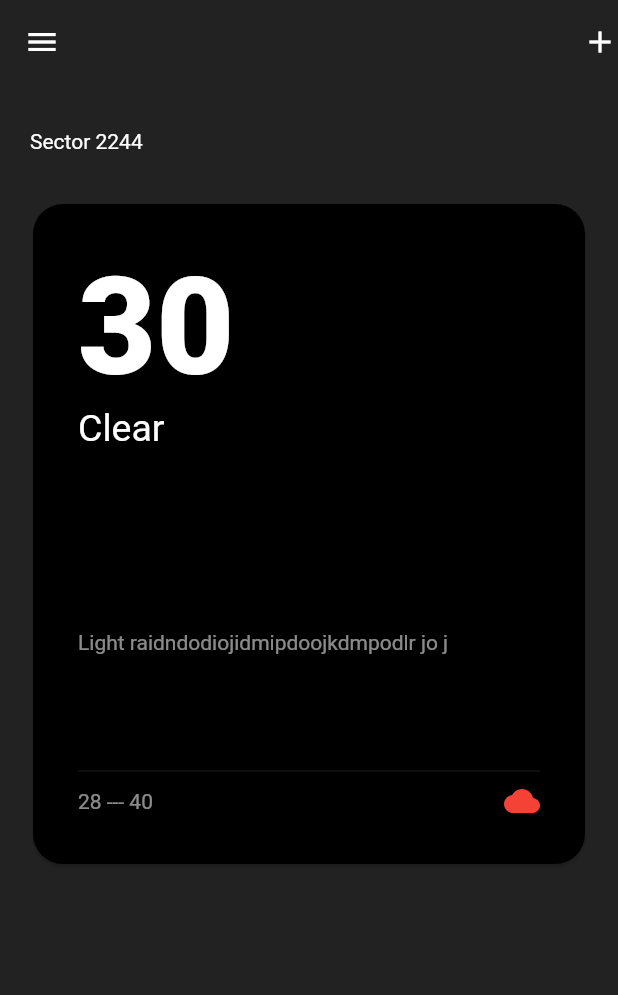
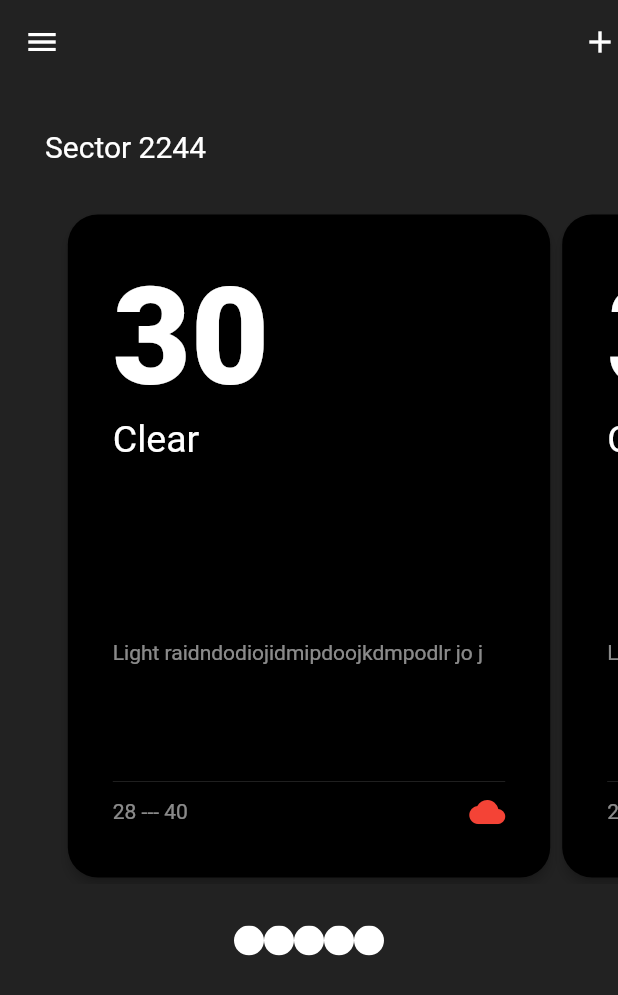
Before and after one commit to LifeofDan-EL/weather_mate, a Flutter app: the screen it shows after launch, on a phone screen of 412 x 824 dp. Shown: the top 995 px of the screen. Run offline on Flutter 3.47's test engine with Material 2 defaults, Android fonts, the phone set to English and light mode, and no system bars; drawn by our look-alikes of carousel_slider.

```diff
--- a/lib/main.dart
+++ b/lib/main.dart
@@ -1,3 +1,4 @@
+import 'package:carousel_slider/carousel_slider.dart';
 import 'package:flutter/material.dart';
 import 'package:flutter/painting.dart';
 import 'package:weather_mate/scrollCard.dart';
@@ -21,19 +22,96 @@ class MyApp extends StatelessWidget {
               backgroundColor: Colors.transparent,
               elevation: 0,
             ),
-            body: ListView(padding: EdgeInsets.only(left: 10, right: 10, top: 30),
+            body: ListView(padding: EdgeInsets.only(  top: 30),
+            physics: BouncingScrollPhysics(
+
+            ),
             children: <Widget>[
               Padding(
-                padding: const EdgeInsets.only(left: 10.0),
+                padding: const EdgeInsets.only(left: 30),
                 child: Text('Sector 2244',
                   style: TextStyle(
-                      color: Colors.white
+                      color: Colors.white,
+                    fontSize: 20,
                   ),
                 ),
               ),
+              //Padding(
+             //   padding: const EdgeInsets.only(right: 8, left: 8, top: 30, bottom: 40),
+              //  child: TempCard(),
+             // )
               Padding(
-                padding: const EdgeInsets.only(right: 8, left: 8, top: 30, bottom: 40),
-                child: TempCard(),
+                padding: const EdgeInsets.only(top: 30, bottom: 20),
+                child: CarouselSlider(
+                  enableInfiniteScroll: false,
+
+                  scrollPhysics: BouncingScrollPhysics(
+                  ),
+                  height: 450,
+                  items: <Widget>[
+                    TempCard(),
+                    TempCard(),
+                    TempCard(),
+                  ],
+                ),
+              ),
+
+              Padding(
+                padding: const EdgeInsets.all(8.0),
+                child: Row(
+                  mainAxisAlignment: MainAxisAlignment.center,
+                  children: <Widget>[
+                    SizedBox(
+                      height: 20,
+                      width: 20,
+                      child: ClipOval(
+                        child: Container(
+                          color: Colors.white,
+                        ),
+                      ),
+                    ),
+
+                    SizedBox(
+                      height: 20,
+                      width: 20,
+                      child: ClipOval(
+                        child: Container(
+                          color: Colors.white,
+                        ),
+                      ),
+                    ),
+
+                    SizedBox(
+                      height: 20,
+                      width: 20,
+                      child: ClipOval(
+                        child: Container(
+                          color: Colors.white,
+                        ),
+                      ),
+                    ),
+
+                    SizedBox(
+                      height: 20,
+                      width: 20,
+                      child: ClipOval(
+                        child: Container(
+                          color: Colors.white,
+                        ),
+                      ),
+                    ),
+
+                    SizedBox(
+                      height: 20,
+                      width: 20,
+                      child: ClipOval(
+                        child: Container(
+                          color: Colors.white,
+                        ),
+                      ),
+                    ),
+                  ],
+                ),
               )
             ],
 
--- a/lib/scrollCard.dart
+++ b/lib/scrollCard.dart
@@ -4,6 +4,7 @@ class TempCard extends StatelessWidget {
   @override
   Widget build(BuildContext context) {
     return Card(
+      elevation: 3,
       color: Colors.black,
       shape: RoundedRectangleBorder(borderRadius: BorderRadius.circular(20)),
       child: Padding(
--- a/pubspec.yaml
+++ b/pubspec.yaml
@@ -23,6 +23,7 @@ dependencies:
   # The following adds the Cupertino Icons font to your application.
   # Use with the CupertinoIcons class for iOS style icons.
   cupertino_icons: ^0.1.2
+  carousel_slider: 1.4.1
 
 dev_dependencies:
   flutter_test:
```
Also changed, not shown: pubspec.lock.
